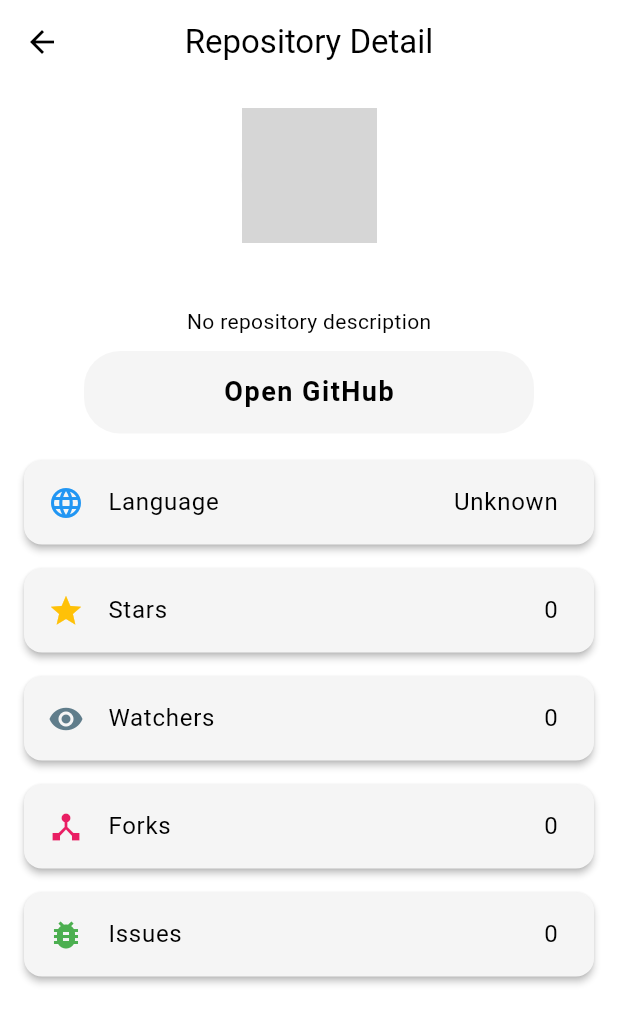
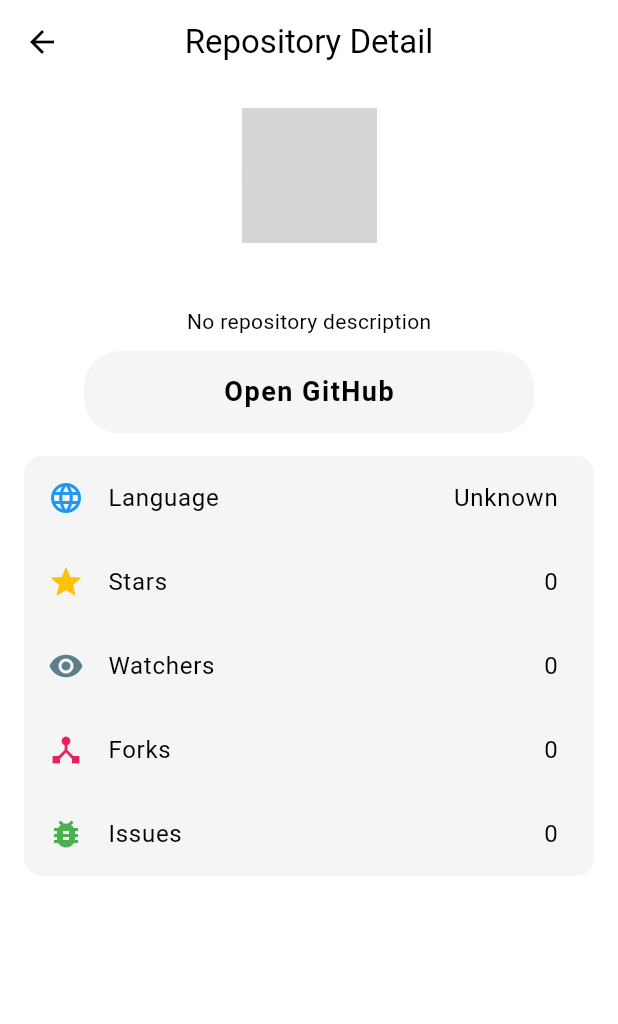
Before and after one commit to yato-developer/github-repository-search, a Flutter app: the RepositoryDetailPage screen opened directly with empty values, on a phone screen of 412 x 824 dp. Shown: the top 1024 px of the screen. Run offline on Flutter 3.47's test engine with Material 3 defaults, Android fonts, the light colour scheme and no system bars; our stand-ins replace flutter_hooks, freezed_annotation, hooks_riverpod; generated files the repository leaves out were written again; network calls fail; grey boxes are pictures that could not be loaded.

Commit message:
fix: detailPageのuiを変更

```diff
--- a/lib/pages/repository_detail_page/repository_detail_page.dart
+++ b/lib/pages/repository_detail_page/repository_detail_page.dart
@@ -46,12 +46,15 @@
                   ],
                 ),
               ),
-              SizedBox(height: 10),
-              Card(
+              SizedBox(height: 15),
+              Container(
+                decoration: BoxDecoration(
                   color: Theme.of(context).colorScheme.primary,
-                elevation: 2,
-                margin: EdgeInsets.symmetric(vertical: 8),
-                child: ListTile(
+                  borderRadius: BorderRadius.circular(12),
+                ),
+                child: Column(
+                  children: [
+                    ListTile(
                       leading: Icon(Icons.language, color: Colors.blue),
                       title: Row(
                         mainAxisAlignment: MainAxisAlignment.spaceBetween,
@@ -63,12 +66,7 @@
                         ],
                       ),
                     ),
-              ),
-              Card(
-                color: Theme.of(context).colorScheme.primary,
-                elevation: 2,
-                margin: EdgeInsets.symmetric(vertical: 8),
-                child: ListTile(
+                    ListTile(
                       leading: Icon(Icons.star, color: Colors.amber),
                       title: Row(
                         mainAxisAlignment: MainAxisAlignment.spaceBetween,
@@ -78,12 +76,7 @@
                         ],
                       ),
                     ),
-              ),
-              Card(
-                color: Theme.of(context).colorScheme.primary,
-                elevation: 2,
-                margin: EdgeInsets.symmetric(vertical: 8),
-                child: ListTile(
+                    ListTile(
                       leading: Icon(Icons.visibility, color: Colors.blueGrey),
                       title: Row(
                         mainAxisAlignment: MainAxisAlignment.spaceBetween,
@@ -93,12 +86,7 @@
                         ],
                       ),
                     ),
-              ),
-              Card(
-                color: Theme.of(context).colorScheme.primary,
-                elevation: 2,
-                margin: EdgeInsets.symmetric(vertical: 8),
-                child: ListTile(
+                    ListTile(
                       leading: Icon(Icons.device_hub, color: Colors.pink),
                       title: Row(
                         mainAxisAlignment: MainAxisAlignment.spaceBetween,
@@ -108,12 +96,7 @@
                         ],
                       ),
                     ),
-              ),
-              Card(
-                color: Theme.of(context).colorScheme.primary,
-                elevation: 2,
-                margin: EdgeInsets.symmetric(vertical: 8),
-                child: ListTile(
+                    ListTile(
                       leading: Icon(Icons.bug_report, color: Colors.green),
                       title: Row(
                         mainAxisAlignment: MainAxisAlignment.spaceBetween,
@@ -122,6 +105,8 @@
                           Text(repository.open_issues_count.toString()),
                         ],
                       ),
+                    ),
+                  ],
                 ),
               ),
             ],
@@ -137,28 +122,6 @@
         if (await canLaunchUrl(url)) {
           await launchUrl(url);
         } else {
-          showDialog(
-            context: context,
-            builder: (BuildContext context) {
-              return AlertDialog(
-                title: Text(AppLocalizations.of(context)!.err),
-                content: Text(AppLocalizations.of(context)!.errMessage),
-                actions: <Widget>[
-                  TextButton(
-                    onPressed: () {
-                      Navigator.of(context).pop();
-                    },
-                    child: Text(
-                      AppLocalizations.of(context)!.close,
-                      style: TextStyle(
-                        color: Theme.of(context).colorScheme.tertiary,
-                      ),
-                    ),
-                  ),
-                ],
-              );
-            },
-          );
           throw 'Could not launch $url';
         }
       },
```
Lines whose indentation alone changed are shown as unchanged.
